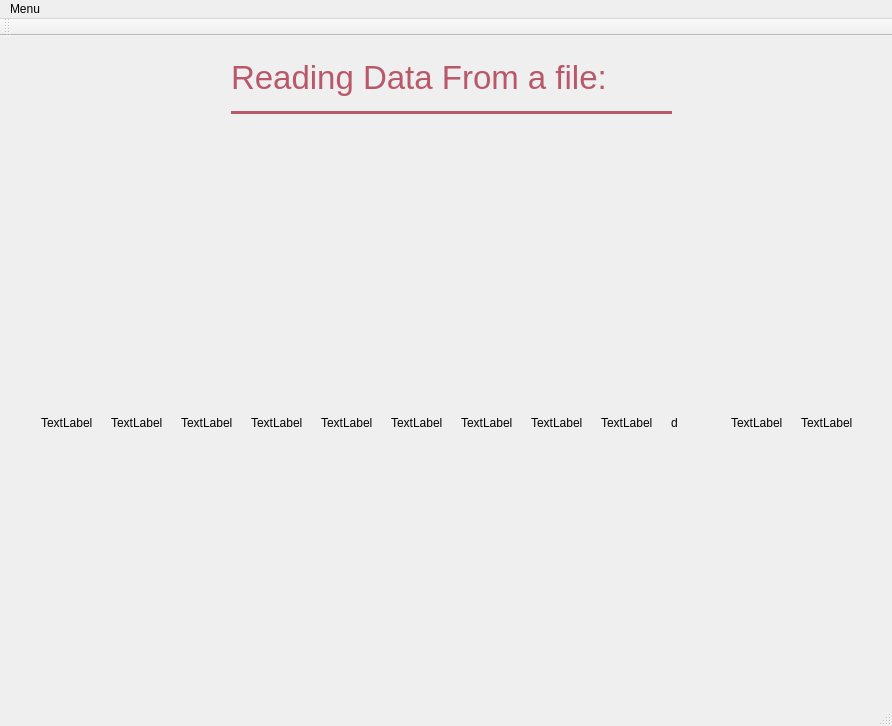
This is leddargui/mainwindow.ui in SCCapstone/Sense-Able as Qt 5 draws it before an edit. The edited form follows.
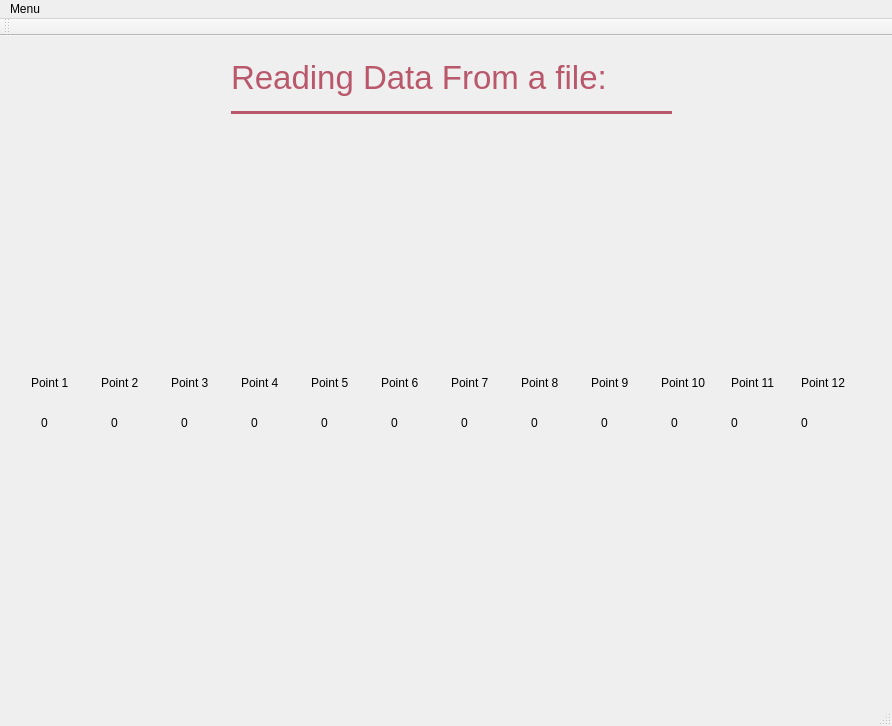
This is the edited form.

Commit message: Slight changes on the read data page.

Diff of the .ui file:
```diff
--- a/leddargui/mainwindow.ui
+++ b/leddargui/mainwindow.ui
@@ -2877,7 +2877,7 @@
            </rect>
           </property>
           <property name="text">
-           <string>TextLabel</string>
+           <string>0</string>
           </property>
          </widget>
          <widget class="QLabel" name="pt3">
@@ -2890,7 +2890,7 @@
            </rect>
           </property>
           <property name="text">
-           <string>TextLabel</string>
+           <string>0</string>
           </property>
          </widget>
          <widget class="QLabel" name="pt4">
@@ -2903,7 +2903,7 @@
            </rect>
           </property>
           <property name="text">
-           <string>TextLabel</string>
+           <string>0</string>
           </property>
          </widget>
          <widget class="QLabel" name="pt5">
@@ -2916,7 +2916,7 @@
            </rect>
           </property>
           <property name="text">
-           <string>TextLabel</string>
+           <string>0</string>
           </property>
          </widget>
          <widget class="QLabel" name="pt6">
@@ -2929,7 +2929,7 @@
            </rect>
           </property>
           <property name="text">
-           <string>TextLabel</string>
+           <string>0</string>
           </property>
          </widget>
          <widget class="QLabel" name="pt2">
@@ -2942,7 +2942,7 @@
            </rect>
           </property>
           <property name="text">
-           <string>TextLabel</string>
+           <string>0</string>
           </property>
          </widget>
          <widget class="QLabel" name="pt7">
@@ -2955,7 +2955,7 @@
            </rect>
           </property>
           <property name="text">
-           <string>TextLabel</string>
+           <string>0</string>
           </property>
          </widget>
          <widget class="QLabel" name="pt8">
@@ -2968,7 +2968,7 @@
            </rect>
           </property>
           <property name="text">
-           <string>TextLabel</string>
+           <string>0</string>
           </property>
          </widget>
          <widget class="QLabel" name="pt9">
@@ -2981,7 +2981,7 @@
            </rect>
           </property>
           <property name="text">
-           <string>TextLabel</string>
+           <string>0</string>
           </property>
          </widget>
          <widget class="QLabel" name="pt10">
@@ -2997,7 +2997,7 @@
            </rect>
           </property>
           <property name="text">
-           <string>d</string>
+           <string>0</string>
           </property>
          </widget>
          <widget class="QLabel" name="pt12">
@@ -3010,7 +3010,7 @@
            </rect>
           </property>
           <property name="text">
-           <string>TextLabel</string>
+           <string>0</string>
           </property>
          </widget>
          <widget class="QLabel" name="pt11">
@@ -3023,7 +3023,163 @@
            </rect>
           </property>
           <property name="text">
-           <string>TextLabel</string>
+           <string>0</string>
+          </property>
+         </widget>
+         <widget class="QLabel" name="pointLabel">
+          <property name="geometry">
+           <rect>
+            <x>20</x>
+            <y>310</y>
+            <width>67</width>
+            <height>51</height>
+           </rect>
+          </property>
+          <property name="text">
+           <string>Point 1</string>
+          </property>
+         </widget>
+         <widget class="QLabel" name="pointLabel_2">
+          <property name="geometry">
+           <rect>
+            <x>90</x>
+            <y>310</y>
+            <width>67</width>
+            <height>51</height>
+           </rect>
+          </property>
+          <property name="text">
+           <string>Point 2</string>
+          </property>
+         </widget>
+         <widget class="QLabel" name="pointLabel_3">
+          <property name="geometry">
+           <rect>
+            <x>160</x>
+            <y>310</y>
+            <width>67</width>
+            <height>51</height>
+           </rect>
+          </property>
+          <property name="text">
+           <string>Point 3</string>
+          </property>
+         </widget>
+         <widget class="QLabel" name="pointLabel_4">
+          <property name="geometry">
+           <rect>
+            <x>230</x>
+            <y>310</y>
+            <width>67</width>
+            <height>51</height>
+           </rect>
+          </property>
+          <property name="text">
+           <string>Point 4</string>
+          </property>
+         </widget>
+         <widget class="QLabel" name="pointLabel_5">
+          <property name="geometry">
+           <rect>
+            <x>300</x>
+            <y>310</y>
+            <width>67</width>
+            <height>51</height>
+           </rect>
+          </property>
+          <property name="text">
+           <string>Point 5</string>
+          </property>
+         </widget>
+         <widget class="QLabel" name="pointLabel_6">
+          <property name="geometry">
+           <rect>
+            <x>370</x>
+            <y>310</y>
+            <width>67</width>
+            <height>51</height>
+           </rect>
+          </property>
+          <property name="text">
+           <string>Point 6</string>
+          </property>
+         </widget>
+         <widget class="QLabel" name="pointLabel_9">
+          <property name="geometry">
+           <rect>
+            <x>580</x>
+            <y>310</y>
+            <width>67</width>
+            <height>51</height>
+           </rect>
+          </property>
+          <property name="text">
+           <string>Point 9</string>
+          </property>
+         </widget>
+         <widget class="QLabel" name="pointLabel_10">
+          <property name="geometry">
+           <rect>
+            <x>650</x>
+            <y>310</y>
+            <width>67</width>
+            <height>51</height>
+           </rect>
+          </property>
+          <property name="text">
+           <string>Point 10</string>
+          </property>
+         </widget>
+         <widget class="QLabel" name="pointLabel_11">
+          <property name="geometry">
+           <rect>
+            <x>720</x>
+            <y>310</y>
+            <width>67</width>
+            <height>51</height>
+           </rect>
+          </property>
+          <property name="text">
+           <string>Point 11</string>
+          </property>
+         </widget>
+         <widget class="QLabel" name="pointLabel_12">
+          <property name="geometry">
+           <rect>
+            <x>790</x>
+            <y>310</y>
+            <width>67</width>
+            <height>51</height>
+           </rect>
+          </property>
+          <property name="text">
+           <string>Point 12</string>
+          </property>
+         </widget>
+         <widget class="QLabel" name="pointLabel_7">
+          <property name="geometry">
+           <rect>
+            <x>510</x>
+            <y>310</y>
+            <width>67</width>
+            <height>51</height>
+           </rect>
+          </property>
+          <property name="text">
+           <string>Point 8</string>
+          </property>
+         </widget>
+         <widget class="QLabel" name="pointLabel_8">
+          <property name="geometry">
+           <rect>
+            <x>440</x>
+            <y>310</y>
+            <width>67</width>
+            <height>51</height>
+           </rect>
+          </property>
+          <property name="text">
+           <string>Point 7</string>
           </property>
          </widget>
         </widget>
```
